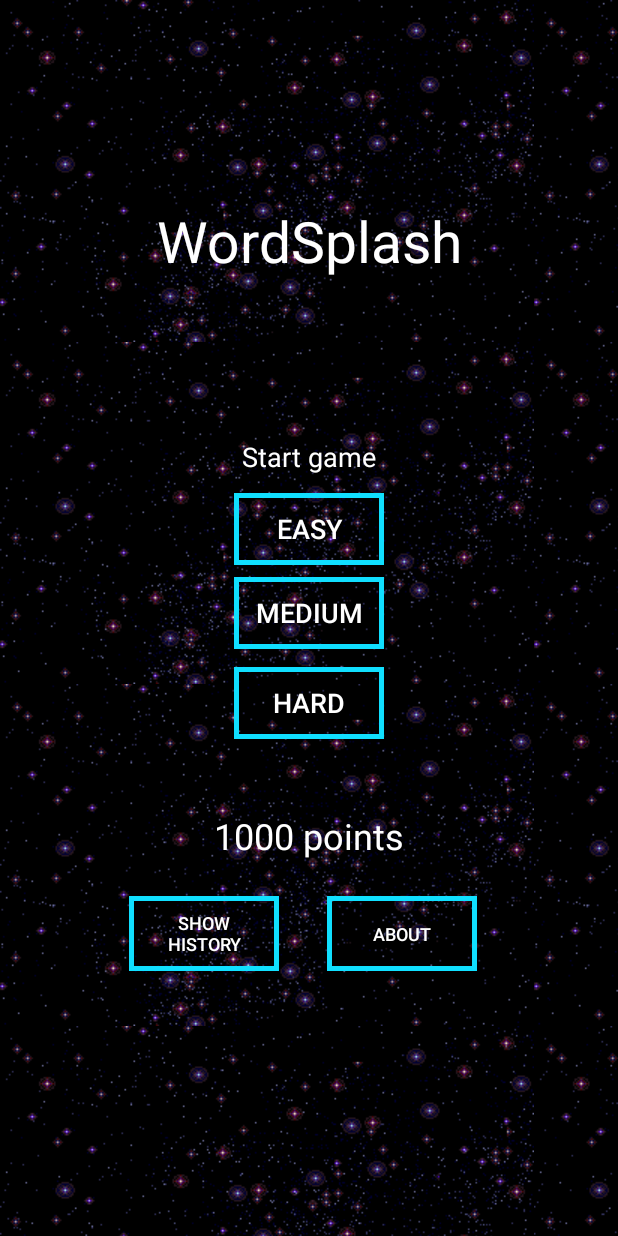
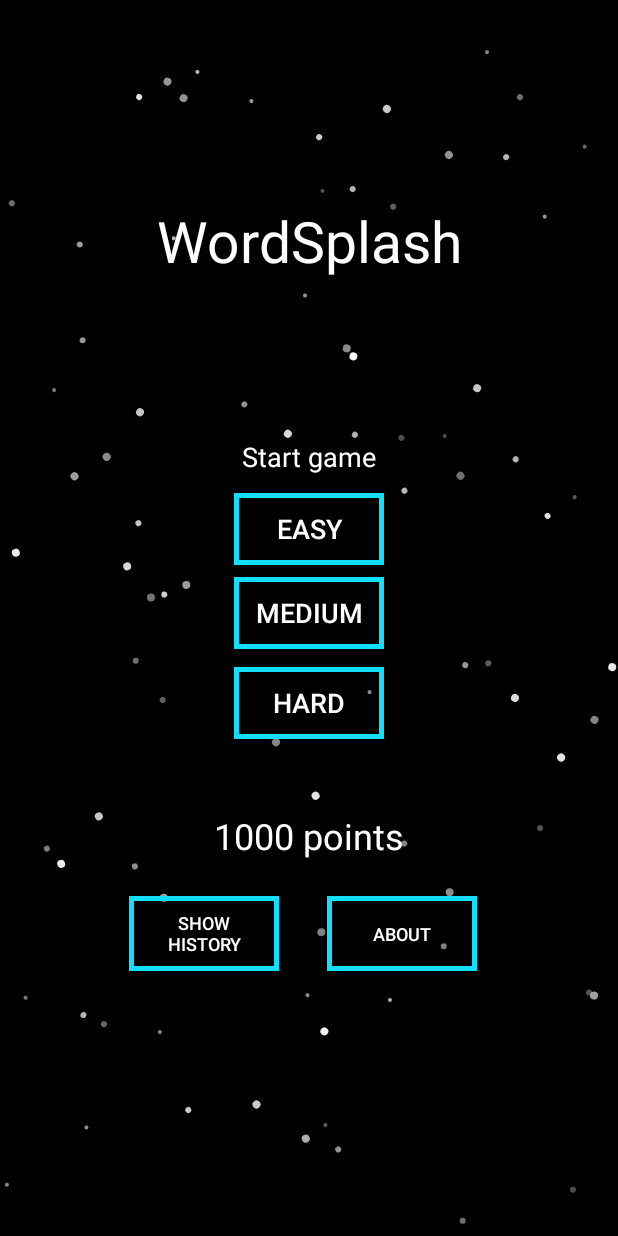
Before and after one commit to divizdev/WordSplash, an Android app: the screen it shows after launch (MainActivity), on a phone screen of 412 x 824 dp. Run offline under Robolectric (Android 15) with nearby library versions, the phone set to English and light mode, and no system bars.

Commit message:
Added particles

```diff
--- a/app/src/main/java/com/worksplash/akscorp/wordsplash/MainActivity.java
+++ b/app/src/main/java/com/worksplash/akscorp/wordsplash/MainActivity.java
@@ -9,5 +9,8 @@ public class MainActivity extends AppCompatActivity {
     protected void onCreate(Bundle savedInstanceState) {
         super.onCreate(savedInstanceState);
         setContentView(R.layout.menu);
+
+        StarAnimationView  mAnimationView = (StarAnimationView) findViewById(R.id.animated_view);
+        mAnimationView.resume();
     }
 }
--- /dev/null
+++ b/app/src/main/java/com/worksplash/akscorp/wordsplash/StartAnimationView.java
@@ -0,0 +1,277 @@
+package com.worksplash.akscorp.wordsplash;
+
+import android.animation.TimeAnimator;
+import android.content.Context;
+import android.graphics.Canvas;
+import android.graphics.drawable.Drawable;
+import android.support.v4.content.ContextCompat;
+import android.util.AttributeSet;
+import android.view.View;
+
+import java.util.Random;
+
+/**
+ * Continuous animation where stars slide from the bottom to the top
+ * Created by Patrick Ivarsson on 7/23/17.
+ */
+class StarAnimationView extends View {
+
+    private Random random = new Random();
+    /**
+     * Class representing the state of a star
+     */
+    private static class Star {
+        private float x;
+        private float y;
+        private int v;
+        private int h;
+        private int sz;
+
+        private float scale;
+        private float alpha;
+        private float speed;
+    }
+
+    private static final int BASE_SPEED_DP_PER_S = 7;
+    private static final int COUNT = 85;
+    private static final int SEED = 1337;
+
+    /** The minimum scale of a star */
+    private static final float SCALE_MIN_PART = 0.45f;
+    /** How much of the scale that's based on randomness */
+    private static final float SCALE_RANDOM_PART = 0.55f;
+    /** How much of the alpha that's based on the scale of the star */
+    private static final float ALPHA_SCALE_PART = 0.5f;
+    /** How much of the alpha that's based on randomness */
+    private static final float ALPHA_RANDOM_PART = 0.5f;
+
+    private final Star[] mStars = new Star[COUNT];
+    private final Random mRnd = new Random(SEED);
+
+    private TimeAnimator mTimeAnimator;
+    private Drawable mDrawable;
+
+    private float mBaseSpeed;
+    private float mBaseSize;
+    private long mCurrentPlayTime;
+
+    /** @see View#View(Context) */
+    public StarAnimationView(Context context) {
+        super(context);
+        init();
+    }
+
+    /** @see View#View(Context, AttributeSet) */
+    public StarAnimationView(Context context, AttributeSet attrs) {
+        super(context, attrs);
+        init();
+    }
+
+    /** @see View#View(Context, AttributeSet, int) */
+    public StarAnimationView(Context context, AttributeSet attrs, int defStyle) {
+        super(context, attrs, defStyle);
+        init();
+    }
+
+    private void init() {
+        mDrawable = ContextCompat.getDrawable(getContext(), R.drawable.circle);
+        mBaseSize = Math.max(mDrawable.getIntrinsicWidth(), mDrawable.getIntrinsicHeight()) / 10f;
+        mBaseSpeed = BASE_SPEED_DP_PER_S * getResources().getDisplayMetrics().density;
+    }
+
+    @Override
+    protected void onSizeChanged(int width, int height, int oldw, int oldh) {
+        super.onSizeChanged(width, height, oldw, oldh);
+
+        // The starting position is dependent on the size of the view,
+        // which is why the model is initialized here, when the view is measured.
+        for (int i = 0; i < mStars.length; i++) {
+            final Star star = new Star();
+            initializeStar(star, width, height);
+            mStars[i] = star;
+        }
+    }
+
+    @Override
+    protected void onDraw(Canvas canvas) {
+        final int viewHeight = getHeight();
+        for (final Star star : mStars) {
+            // Ignore the star if it's outside of the view bounds
+            final float starSize = star.scale * mBaseSize;
+            if (star.y + starSize < 0 || star.y - starSize > viewHeight) {
+                continue;
+            }
+
+            // Save the current canvas state
+            final int save = canvas.save();
+
+            // Move the canvas to the center of the star
+            canvas.translate(star.x, star.y);
+
+            // Rotate the canvas based on how far the star has moved
+            final float progress = (star.y + starSize) / viewHeight;
+            canvas.rotate(360 * progress);
+
+            // Prepare the size and alpha of the drawable
+            final int size = Math.round(starSize);
+            mDrawable.setBounds(-size, -size, size, size);
+            mDrawable.setAlpha(Math.round(255 * star.alpha));
+
+            // Draw the star to the canvas
+            mDrawable.draw(canvas);
+
+            // Restore the canvas to it's previous position and rotation
+            canvas.restoreToCount(save);
+        }
+    }
+
+    @Override
+    protected void onAttachedToWindow() {
+        super.onAttachedToWindow();
+        mTimeAnimator = new TimeAnimator();
+        mTimeAnimator.setTimeListener(new TimeAnimator.TimeListener() {
+            @Override
+            public void onTimeUpdate(TimeAnimator animation, long totalTime, long deltaTime) {
+                if (!isLaidOut()) {
+                    // Ignore all calls before the view has been measured and laid out.
+                    return;
+                }
+                updateState(deltaTime);
+                invalidate();
+            }
+        });
+        mTimeAnimator.start();
+    }
+
+    @Override
+    protected void onDetachedFromWindow() {
+        super.onDetachedFromWindow();
+        mTimeAnimator.cancel();
+        mTimeAnimator.setTimeListener(null);
+        mTimeAnimator.removeAllListeners();
+        mTimeAnimator = null;
+    }
+
+    /**
+     * Pause the animation if it's running
+     */
+    public void pause() {
+        if (mTimeAnimator != null && mTimeAnimator.isRunning()) {
+            // Store the current play time for later.
+            mCurrentPlayTime = mTimeAnimator.getCurrentPlayTime();
+            mTimeAnimator.pause();
+        }
+    }
+
+    /**
+     * Resume the animation if not already running
+     */
+    public void resume() {
+        if (mTimeAnimator != null && mTimeAnimator.isPaused()) {
+            mTimeAnimator.start();
+            // Why set the current play time?
+            // TimeAnimator uses timestamps internally to determine the delta given
+            // in the TimeListener. When resumed, the next delta received will the whole
+            // pause duration, which might cause a huge jank in the animation.
+            // By setting the current play time, it will pick of where it left off.
+            mTimeAnimator.setCurrentPlayTime(mCurrentPlayTime);
+        }
+    }
+
+    /**
+     * Progress the animation by moving the stars based on the elapsed time
+     * @param deltaMs time delta since the last frame, in millis
+     */
+    private void updateState(float deltaMs) {
+        // Converting to seconds since PX/S constants are easier to understand
+        final float deltaSeconds = deltaMs / 1000f;
+        final int viewWidth = getWidth();
+        final int viewHeight = getHeight();
+
+        for (final Star star : mStars) {
+            // Move the star based on the elapsed time and it's speed
+
+            if(star.v == 0)
+            {
+                star.v = random.nextInt() % 300 * (random.nextInt()%2 == 0?1:-1);
+            }
+
+            if(star.h == 0)
+            {
+                star.h = random.nextInt() % 300 * (random.nextInt()%2 == 0?1:-1);
+            }
+
+            int c = 0;
+            if(star.v < 0)
+            {
+                star.v++;
+                 c = 1;
+            }
+            else
+            {
+                star.v--;
+                c=-1;
+            }
+
+            int ch = 0;
+            if(star.h < 0)
+            {
+                star.h++;
+                ch = 1;
+            }
+            else
+            {
+                star.h--;
+                ch=-1;
+            }
+
+            star.x += star.speed * deltaSeconds * c;
+            star.y -= star.speed * deltaSeconds * ch;
+
+
+            // If the star is completely outside of the view bounds after
+            // updating it's position, recycle it.
+            final float size = star.scale * mBaseSize;
+
+            if (star.y + size < 0) {
+                initializeStar(star, viewWidth, viewHeight);
+            }
+            if (star.x + size < 0) {
+                initializeStar(star, viewWidth, viewHeight);
+            }
+        }
+    }
+
+    /**
+     * Initialize the given star by randomizing it's position, scale and alpha
+     * @param star the star to initialize
+     * @param viewWidth the view width
+     * @param viewHeight the view height
+     */
+    private void initializeStar(Star star, int viewWidth, int viewHeight) {
+        // Set the scale based on a min value and a random multiplier
+        star.scale = SCALE_MIN_PART + SCALE_RANDOM_PART * mRnd.nextFloat();
+
+        // Set X to a random value within the width of the view
+        star.x = viewWidth * mRnd.nextFloat();
+
+        star.v = 0;
+        star.h = 0;
+        star.sz = 0;
+
+        // Set the Y position
+        // Start at the bottom of the view
+        star.y = random.nextInt()% viewHeight;
+        // The Y value is in the center of the star, add the size
+        // to make sure it starts outside of the view bound
+       // star.y += star.scale * mBaseSize;
+        // Add a random offset to create a small delay before the
+        // star appears again.
+       // star.y += viewHeight * mRnd.nextFloat() / 4f;
+
+        // The alpha is determined by the scale of the star and a random multiplier.
+        star.alpha = ALPHA_SCALE_PART * star.scale + ALPHA_RANDOM_PART * mRnd.nextFloat();
+        // The bigger and brighter a star is, the faster it moves
+        star.speed = mBaseSpeed * star.alpha * star.scale;
+    }
+}
--- /dev/null
+++ b/app/src/main/res/drawable/circle.xml
@@ -0,0 +1,12 @@
+<?xml version="1.0" encoding="utf-8"?>
+<shape
+    xmlns:android="http://schemas.android.com/apk/res/android"
+    android:shape="oval">
+
+    <solid
+        android:color="#ffffff"/>
+
+    <size
+        android:width="30dp"
+        android:height="30dp"/>
+</shape>
--- a/app/src/main/res/layout/menu.xml
+++ b/app/src/main/res/layout/menu.xml
@@ -4,7 +4,15 @@
     xmlns:tools="http://schemas.android.com/tools"
     android:layout_width="match_parent"
     android:layout_height="match_parent"
-    android:background="@drawable/space">
+    android:background="@android:color/black">
+
+
+    <com.worksplash.akscorp.wordsplash.StarAnimationView
+        android:id="@+id/animated_view"
+        android:layout_width="match_parent"
+        android:layout_height="match_parent"
+        android:layout_alignParentTop="true"
+        android:layout_gravity="top|center_horizontal" />
 
     <TextView
         android:id="@+id/textView"
```
